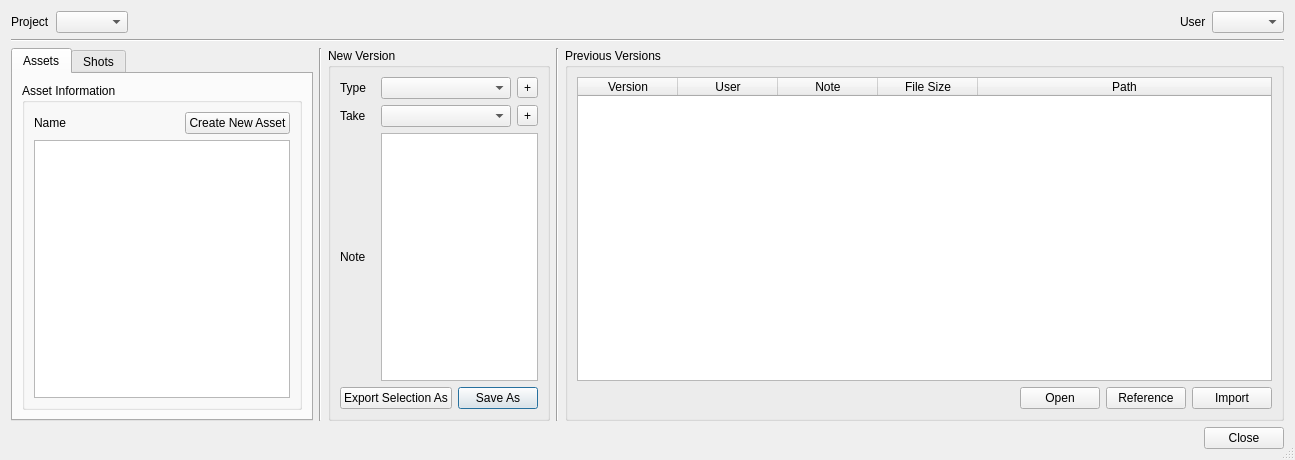
The window that oyProjectManager/ui/version_creator.ui (code-google-com/oyprojectmanager) describes before a commit, drawn with Qt 5.
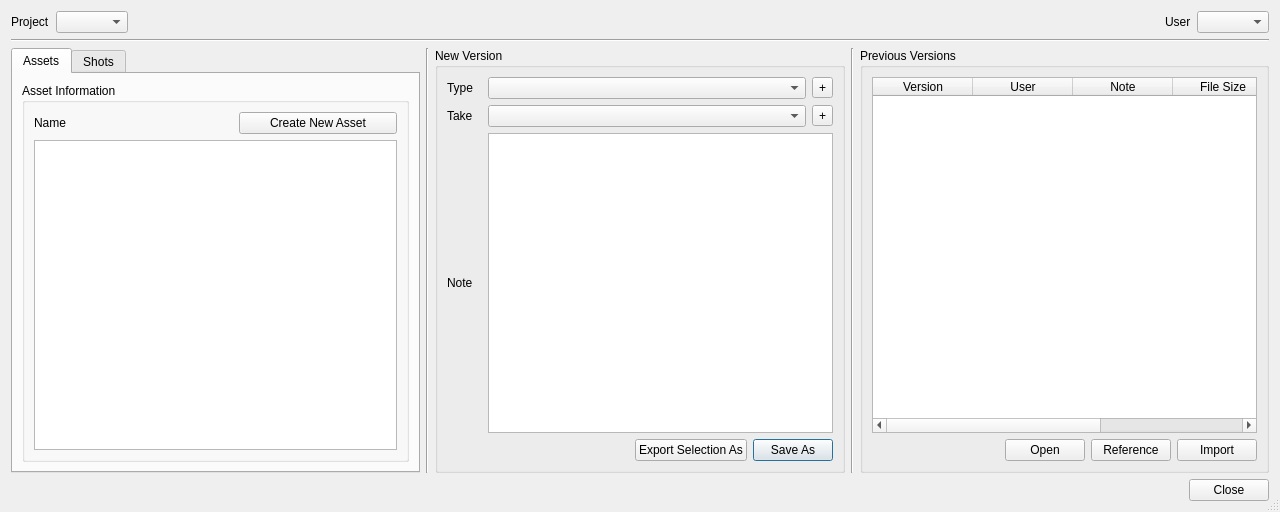
The same window after the commit.

The edit to the form file:
```diff
--- a/oyProjectManager/ui/version_creator.ui
+++ b/oyProjectManager/ui/version_creator.ui
@@ -9,8 +9,8 @@
    <rect>
     <x>0</x>
     <y>0</y>
-    <width>1295</width>
-    <height>460</height>
+    <width>1280</width>
+    <height>512</height>
    </rect>
   </property>
   <property name="sizePolicy">
@@ -89,7 +89,7 @@
        </widget>
       </item>
       <item>
-       <layout class="QHBoxLayout" name="horizontalLayout_14" stretch="0,1,2">
+       <layout class="QHBoxLayout" name="horizontalLayout_14" stretch="0,1,0,0,0">
         <item>
          <widget class="QTabWidget" name="tabWidget">
           <property name="enabled">
@@ -287,8 +287,6 @@
          </widget>
         </item>
         <item>
-         <layout class="QHBoxLayout" name="horizontalLayout_10" stretch="1,0,4">
-          <item>
            <widget class="QGroupBox" name="new_version_groupBox">
             <property name="title">
              <string>New Version</string>
@@ -539,8 +537,6 @@
              </item>
             </layout>
            </widget>
-          </item>
-         </layout>
         </item>
        </layout>
       </item>
```
Lines whose indentation alone changed are shown as unchanged.
